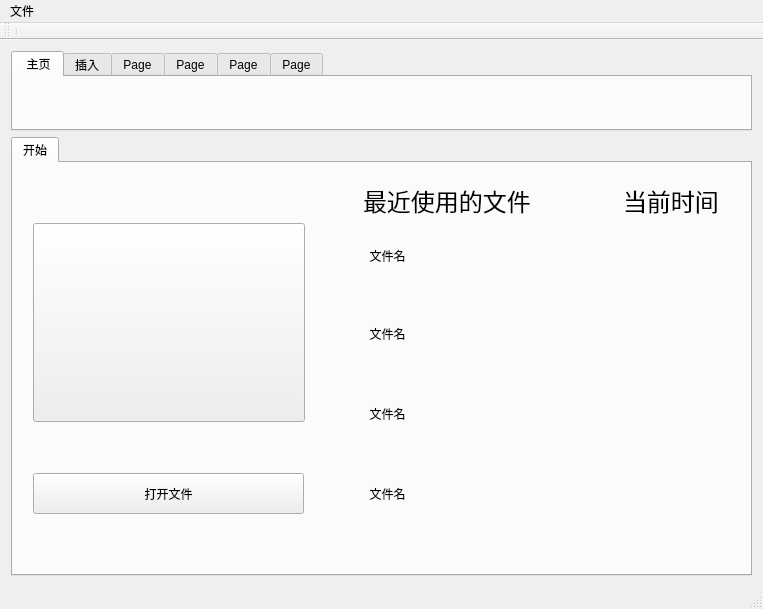
Qt form mainwindow.ui (charon-cheung/QSketch) before a commit.
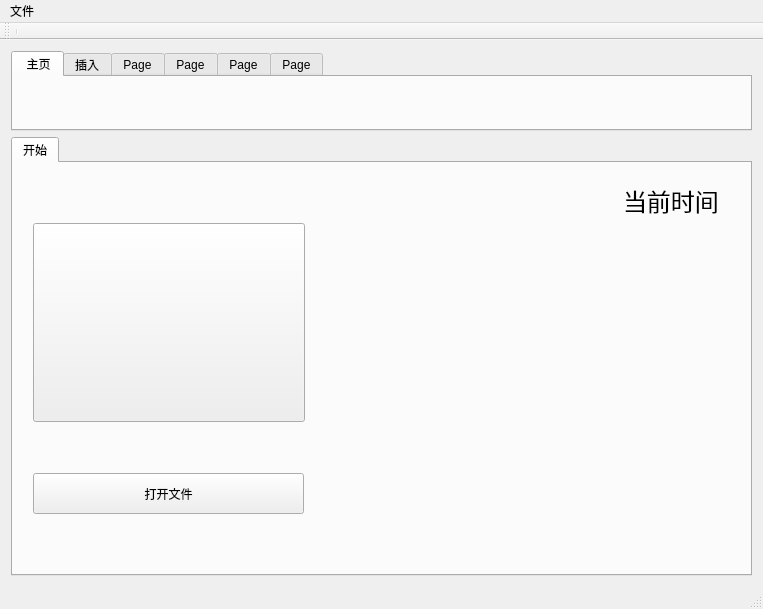
The same form after that commit. Icons and pictures are not drawn.

Patch:
```diff
--- a/mainwindow.ui
+++ b/mainwindow.ui
@@ -260,19 +260,6 @@
            <string>打开文件</string>
           </property>
          </widget>
-         <widget class="QLabel" name="label">
-          <property name="geometry">
-           <rect>
-            <x>350</x>
-            <y>20</y>
-            <width>181</width>
-            <height>31</height>
-           </rect>
-          </property>
-          <property name="text">
-           <string>&lt;html&gt;&lt;head/&gt;&lt;body&gt;&lt;p&gt;&lt;span style=&quot; font-size:18pt;&quot;&gt;最近使用的文件&lt;/span&gt;&lt;/p&gt;&lt;/body&gt;&lt;/html&gt;</string>
-          </property>
-         </widget>
          <widget class="QLabel" name="label_3">
           <property name="geometry">
            <rect>
@@ -286,58 +273,6 @@
            <string>&lt;html&gt;&lt;head/&gt;&lt;body&gt;&lt;p&gt;&lt;span style=&quot; font-size:18pt;&quot;&gt;当前时间&lt;/span&gt;&lt;/p&gt;&lt;/body&gt;&lt;/html&gt;</string>
           </property>
          </widget>
-         <widget class="QLabel" name="label_4">
-          <property name="geometry">
-           <rect>
-            <x>350</x>
-            <y>72</y>
-            <width>171</width>
-            <height>41</height>
-           </rect>
-          </property>
-          <property name="text">
-           <string>  文件名</string>
-          </property>
-         </widget>
-         <widget class="QLabel" name="label_5">
-          <property name="geometry">
-           <rect>
-            <x>350</x>
-            <y>150</y>
-            <width>171</width>
-            <height>41</height>
-           </rect>
-          </property>
-          <property name="text">
-           <string>  文件名</string>
-          </property>
-         </widget>
-         <widget class="QLabel" name="label_6">
-          <property name="geometry">
-           <rect>
-            <x>350</x>
-            <y>230</y>
-            <width>171</width>
-            <height>41</height>
-           </rect>
-          </property>
-          <property name="text">
-           <string>  文件名</string>
-          </property>
-         </widget>
-         <widget class="QLabel" name="label_7">
-          <property name="geometry">
-           <rect>
-            <x>350</x>
-            <y>310</y>
-            <width>171</width>
-            <height>41</height>
-           </rect>
-          </property>
-          <property name="text">
-           <string>  文件名</string>
-          </property>
-         </widget>
         </widget>
        </widget>
       </item>
```
